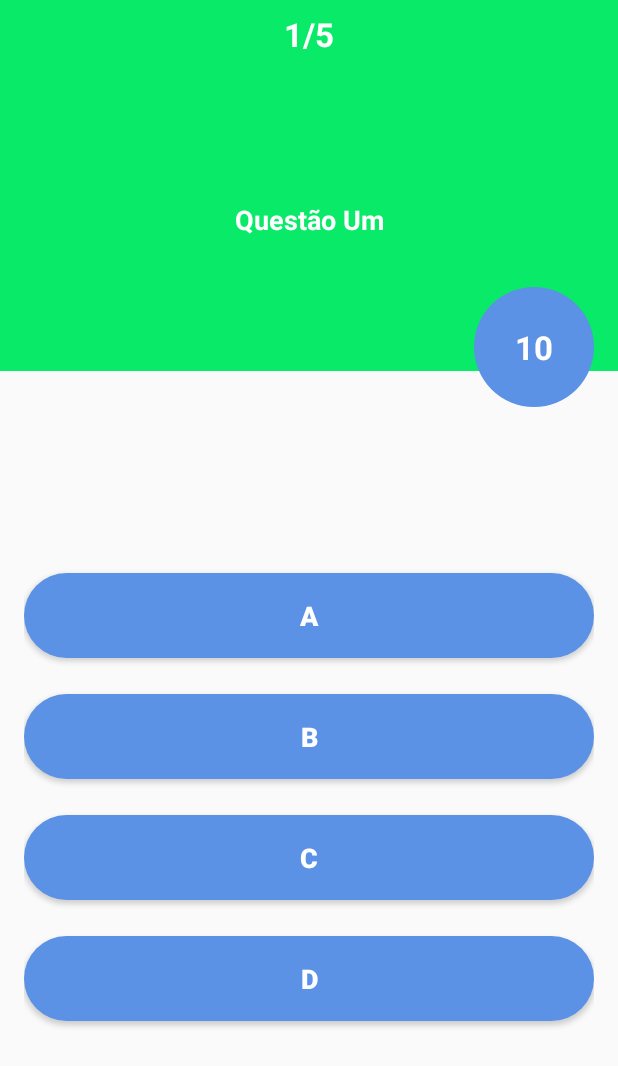
After one commit to Meu-Amigo-ECO/meuAmigoEco, an Android app: the QuestaoActivity screen opened directly, with no data from a screen before it, on a phone screen of 412 x 824 dp. The commit adds this screen. Shown: the top 1066 px of the screen. Run offline under Robolectric (Android 15) with nearby library versions, the phone set to English and light mode, and no system bars.

Commit message:
Add some new features and activities

```diff
--- /dev/null
+++ b/Meu-Amigo-Eco(Mobile)/MeuAmigoEco/app/src/main/java/com/example/meuamigoeco/Questao.java
@@ -0,0 +1,63 @@
+package com.example.meuamigoeco;
+
+public class Questao {
+    String questao, opcaoA, opcaoB, opcaoC, opcaoD;
+    int questaoCorreta;
+
+    public Questao(String questao, String opcaoA, String opcaoB, String opcaoC, String opcaoD, int questaoCorreta) {
+        this.questao = questao;
+        this.opcaoA = opcaoA;
+        this.opcaoB = opcaoB;
+        this.opcaoC = opcaoC;
+        this.opcaoD = opcaoD;
+        this.questaoCorreta = questaoCorreta;
+    }
+
+    public String getQuestao() {
+        return questao;
+    }
+
+    public void setQuestao(String questao) {
+        this.questao = questao;
+    }
+
+    public String getOpcaoA() {
+        return opcaoA;
+    }
+
+    public void setOpcaoA(String opcaoA) {
+        this.opcaoA = opcaoA;
+    }
+
+    public String getOpcaoB() {
+        return opcaoB;
+    }
+
+    public void setOpcaoB(String opcaoB) {
+        this.opcaoB = opcaoB;
+    }
+
+    public String getOpcaoC() {
+        return opcaoC;
+    }
+
+    public void setOpcaoC(String opcaoC) {
+        this.opcaoC = opcaoC;
+    }
+
+    public String getOpcaoD() {
+        return opcaoD;
+    }
+
+    public void setOpcaoD(String opcaoD) {
+        this.opcaoD = opcaoD;
+    }
+
+    public int getQuestaoCorreta() {
+        return questaoCorreta;
+    }
+
+    public void setQuestaoCorreta(int questaoCorreta) {
+        this.questaoCorreta = questaoCorreta;
+    }
+}
--- /dev/null
+++ b/Meu-Amigo-Eco(Mobile)/MeuAmigoEco/app/src/main/java/com/example/meuamigoeco/QuestaoActivity.java
@@ -0,0 +1,224 @@
+package com.example.meuamigoeco;
+
+import androidx.appcompat.app.AppCompatActivity;
+
+import android.animation.Animator;
+import android.content.Intent;
+import android.content.res.ColorStateList;
+import android.graphics.Color;
+import android.os.Bundle;
+import android.os.CountDownTimer;
+import android.os.Handler;
+import android.view.View;
+import android.view.animation.DecelerateInterpolator;
+import android.widget.Button;
+import android.widget.TextView;
+
+import org.w3c.dom.Text;
+
+import java.util.ArrayList;
+import java.util.List;
+
+public class QuestaoActivity extends AppCompatActivity implements View.OnClickListener {
+    private TextView questao, countQuestao, temporizador;
+    private Button questaoUm, questaoDois, questaoTres, questaoQuatro;
+    private List<Questao> listaQuestoes;
+    private int numeroQuestao;
+    private CountDownTimer countDown;
+
+    @Override
+    protected void onCreate(Bundle savedInstanceState) {
+        super.onCreate(savedInstanceState);
+        setContentView(R.layout.activity_questao);
+
+        questao = findViewById(R.id.questao);
+        countQuestao = findViewById(R.id.questao_number);
+        temporizador = findViewById(R.id.contador);
+
+        // Botões das questões do Quiz
+        questaoUm = findViewById(R.id.buttonUm);
+        questaoDois = findViewById(R.id.buttonDois);
+        questaoTres = findViewById(R.id.buttonTres);
+        questaoQuatro = findViewById(R.id.buttonQuatro);
+
+        questaoUm.setOnClickListener(this);
+        questaoDois.setOnClickListener(this);
+        questaoTres.setOnClickListener(this);
+        questaoQuatro.setOnClickListener(this);
+
+        getQuestaosList();
+    }
+
+    private void getQuestaosList(){
+        listaQuestoes = new ArrayList<>();
+        listaQuestoes.add(new Questao("Questão Um", "A", "B", "C", "D", 2));
+        listaQuestoes.add(new Questao("Questão Dois", "B", "B", "D", "A", 2));
+        listaQuestoes.add(new Questao("Questão Três", "C", "B", "A", "D", 2));
+        listaQuestoes.add(new Questao("Questão Quatro", "A", "D", "C", "B", 2));
+        listaQuestoes.add(new Questao("Questão Cinco", "C", "D", "A", "D", 2));
+
+        setQuestao();
+    }
+
+    private void setQuestao(){
+        temporizador.setText(String.valueOf(10));
+        questao.setText(listaQuestoes.get(0).getQuestao());
+        questaoUm.setText(listaQuestoes.get(0).getOpcaoA());
+        questaoDois.setText(listaQuestoes.get(0).getOpcaoB());
+        questaoTres.setText(listaQuestoes.get(0).getOpcaoC());
+        questaoQuatro.setText(listaQuestoes.get(0).getOpcaoD());
+
+        countQuestao.setText(String.valueOf(1) + "/" + String.valueOf(listaQuestoes.size()));
+
+        startTemporizador();
+
+        numeroQuestao = 0;
+    }
+
+    private void startTemporizador(){
+         countDown = new CountDownTimer(12000, 1000) {
+            @Override
+            public void onTick(long millisUntilFinished) {
+                if (millisUntilFinished < 10000)
+                    temporizador.setText(String.valueOf(millisUntilFinished / 1000));
+            }
+
+            @Override
+            public void onFinish() {
+                mudarQuestao();
+            }
+        };
+        // Start do temporizador
+        countDown.start();
+    }
+
+
+    @Override
+    public void onClick(View v) {
+        int opcaoSelecionada = 0;
+
+        switch (v.getId()){
+            case R.id.buttonUm:
+                opcaoSelecionada = 1;
+                break;
+            case R.id.buttonDois:
+                opcaoSelecionada = 2;
+                break;
+            case R.id.buttonTres:
+                opcaoSelecionada = 3;
+                break;
+            case R.id.buttonQuatro:
+                opcaoSelecionada = 4;
+                break;
+            default:
+                break;
+        }
+        countDown.cancel();
+        checkResposta(opcaoSelecionada, v);
+    }
+
+    private void checkResposta(int opcaoSelecionada, View v){
+        if (opcaoSelecionada == listaQuestoes.get(numeroQuestao).getQuestaoCorreta()){
+            // questão coreta
+            ((Button)v).setBackgroundTintList(ColorStateList.valueOf(Color.GREEN));
+        }
+        else {
+            // Questão incorreta
+            ((Button)v).setBackgroundTintList(ColorStateList.valueOf(Color.RED));
+            switch (listaQuestoes.get(numeroQuestao).getQuestaoCorreta()){
+                case 1:
+                    questaoUm.setBackgroundTintList(ColorStateList.valueOf(Color.GREEN));
+                    break;
+                case 2:
+                    questaoDois.setBackgroundTintList(ColorStateList.valueOf(Color.GREEN));
+                    break;
+                case 3:
+                    questaoTres.setBackgroundTintList(ColorStateList.valueOf(Color.GREEN));
+                    break;
+                case 4:
+                    questaoQuatro.setBackgroundTintList(ColorStateList.valueOf(Color.GREEN));
+                    break;
+            }
+        }
+        Handler handler = new Handler();
+        handler.postDelayed(new Runnable() {
+            @Override
+            public void run() {
+                mudarQuestao();
+            }
+        }, 2000);
+    }
+
+    private void mudarQuestao(){
+        if (numeroQuestao < listaQuestoes.size() - 1){
+            numeroQuestao++;
+
+            playAnim(questao, 0, 0);
+            playAnim(questaoUm, 0, 1);
+            playAnim(questaoDois, 0, 2);
+            playAnim(questaoTres, 0, 3);
+            playAnim(questaoQuatro, 0, 4);
+
+            countQuestao.setText(String.valueOf(numeroQuestao + 1) + "/" + String.valueOf(listaQuestoes.size()));
+            temporizador.setText(String.valueOf(10));
+            startTemporizador();
+        } else {
+            // Vá para a Activity de pontuação
+            Intent intent = new Intent(QuestaoActivity.this, PontuacaoActivity.class);
+            startActivity(intent);
+            QuestaoActivity.this.finish();
+        }
+    }
+
+    private void playAnim(View v, final int value, int numeroView){
+        v.animate().alpha(value)
+                .scaleX(value).setDuration(500)
+                .setDuration(100)
+                .setInterpolator(new DecelerateInterpolator())
+                .setListener(new Animator.AnimatorListener() {
+                    @Override
+                    public void onAnimationStart(Animator animation) {
+
+                    }
+
+                    @Override
+                    public void onAnimationEnd(Animator animation) {
+                        if (value == 0) {
+                            switch (numeroView){
+                                case 0:
+                                    ((TextView)v).setText(listaQuestoes.get(numeroQuestao).getQuestao());
+                                    break;
+                                case 1:
+                                    ((Button)v).setText(listaQuestoes.get(numeroQuestao).getOpcaoA());
+                                    break;
+                                case 2:
+                                    ((Button)v).setText(listaQuestoes.get(numeroQuestao).getOpcaoB());
+                                    break;
+                                case 3:
+                                    ((Button)v).setText(listaQuestoes.get(numeroQuestao).getOpcaoC());
+                                    break;
+                                case 4:
+                                    ((Button)v).setText(listaQuestoes.get(numeroQuestao).getOpcaoD());
+                                    break;
+                            }
+
+                            if (numeroView != 0)
+                                ((Button)v).setBackgroundTintList(ColorStateList.valueOf(Color.parseColor("#5b92e5")));
+
+                            playAnim(v, 1, numeroView);
+                        }
+                    }
+
+                    @Override
+                    public void onAnimationCancel(Animator animation) {
+
+                    }
+
+                    @Override
+                    public void onAnimationRepeat(Animator animation) {
+
+                    }
+                });
+
+    }
+}
--- a/Meu-Amigo-Eco(Mobile)/MeuAmigoEco/app/src/main/res/layout/activity_main.xml
+++ b/Meu-Amigo-Eco(Mobile)/MeuAmigoEco/app/src/main/res/layout/activity_main.xml
@@ -58,6 +58,7 @@
         android:layout_marginTop="32dp"
         android:layout_marginEnd="32dp"
         android:text="Torne o mundo em um lugar mais vivo e feliz :)"
+        android:textSize="17sp"
         app:layout_constraintEnd_toEndOf="parent"
         app:layout_constraintStart_toStartOf="parent"
         app:layout_constraintTop_toBottomOf="@+id/txtTitulo" />
--- /dev/null
+++ b/Meu-Amigo-Eco(Mobile)/MeuAmigoEco/app/src/main/res/layout/activity_questao.xml
@@ -0,0 +1,130 @@
+<?xml version="1.0" encoding="utf-8"?>
+<androidx.constraintlayout.widget.ConstraintLayout xmlns:android="http://schemas.android.com/apk/res/android"
+    xmlns:app="http://schemas.android.com/apk/res-auto"
+    xmlns:tools="http://schemas.android.com/tools"
+    android:layout_width="match_parent"
+    android:layout_height="match_parent"
+    tools:context=".QuestaoActivity">
+
+    <LinearLayout
+        android:id="@+id/linearLayout"
+        android:layout_width="0dp"
+        android:layout_height="wrap_content"
+        android:background="@color/primaryColor"
+        android:orientation="vertical"
+        app:layout_constraintEnd_toEndOf="parent"
+        app:layout_constraintStart_toStartOf="parent"
+        app:layout_constraintTop_toTopOf="parent">
+
+        <TextView
+            android:id="@+id/questao_number"
+            android:layout_width="match_parent"
+            android:layout_height="wrap_content"
+            android:gravity="center"
+            android:padding="8dp"
+            android:text="1/10"
+            android:textColor="@color/white"
+            android:textSize="22sp"
+            android:textStyle="bold" />
+
+        <TextView
+            android:id="@+id/questao"
+            android:layout_width="match_parent"
+            android:layout_height="170dp"
+            android:layout_margin="16dp"
+            android:gravity="center"
+            android:text="Questão"
+            android:textColor="@color/white"
+            android:textSize="18sp"
+            android:textStyle="bold" />
+    </LinearLayout>
+
+    <LinearLayout
+        android:id="@+id/linearLayout2"
+        android:layout_width="0dp"
+        android:layout_height="0dp"
+        android:layout_marginStart="16dp"
+        android:layout_marginTop="32dp"
+        android:layout_marginEnd="16dp"
+        android:layout_marginBottom="16dp"
+        android:gravity="center"
+        android:orientation="vertical"
+        app:layout_constraintBottom_toBottomOf="parent"
+        app:layout_constraintEnd_toEndOf="parent"
+        app:layout_constraintStart_toStartOf="parent"
+        app:layout_constraintTop_toBottomOf="@+id/linearLayout">
+
+        <Button
+            android:id="@+id/buttonUm"
+            android:layout_width="match_parent"
+            android:layout_height="wrap_content"
+            android:layout_marginBottom="24dp"
+            android:background="@drawable/round_button_corner"
+            android:backgroundTint="@color/secundaryColor"
+            android:elevation="3dp"
+            android:padding="16dp"
+            android:text="Opção 1"
+            android:textColor="@color/white"
+            android:textSize="18sp"
+            android:textStyle="bold" />
+
+        <Button
+            android:id="@+id/buttonDois"
+            android:layout_width="match_parent"
+            android:layout_height="wrap_content"
+            android:layout_marginBottom="24dp"
+            android:background="@drawable/round_button_corner"
+            android:backgroundTint="@color/secundaryColor"
+            android:elevation="3dp"
+            android:padding="16dp"
+            android:text="Opção 1"
+            android:textColor="@color/white"
+            android:textSize="18sp"
+            android:textStyle="bold" />
+
+        <Button
+            android:id="@+id/buttonTres"
+            android:layout_width="match_parent"
+            android:layout_height="wrap_content"
+            android:layout_marginBottom="24dp"
+            android:background="@drawable/round_button_corner"
+            android:backgroundTint="@color/secundaryColor"
+            android:elevation="3dp"
+            android:padding="16dp"
+            android:text="Opção 1"
+            android:textColor="@color/white"
+            android:textSize="18sp"
+            android:textStyle="bold" />
+
+        <Button
+            android:id="@+id/buttonQuatro"
+            android:layout_width="match_parent"
+            android:layout_height="wrap_content"
+            android:layout_marginBottom="24dp"
+            android:background="@drawable/round_button_corner"
+            android:backgroundTint="@color/secundaryColor"
+            android:elevation="3dp"
+            android:padding="16dp"
+            android:text="Opção 1"
+            android:textColor="@color/white"
+            android:textSize="18sp"
+            android:textStyle="bold" />
+
+    </LinearLayout>
+
+    <TextView
+        android:id="@+id/contador"
+        android:layout_width="80dp"
+        android:layout_height="80dp"
+        android:layout_marginEnd="16dp"
+        android:layout_marginBottom="8dp"
+        android:text="10"
+        android:textColor="@color/white"
+        android:textSize="22sp"
+        android:textStyle="bold"
+        android:gravity="center"
+        android:background="@drawable/round_button_corner"
+        android:backgroundTint="@color/secundaryColor"
+        app:layout_constraintBottom_toTopOf="@+id/linearLayout2"
+        app:layout_constraintEnd_toEndOf="parent" />
+</androidx.constraintlayout.widget.ConstraintLayout>
--- a/Meu-Amigo-Eco(Mobile)/MeuAmigoEco/app/src/main/res/layout/activity_splash_screen.xml
+++ b/Meu-Amigo-Eco(Mobile)/MeuAmigoEco/app/src/main/res/layout/activity_splash_screen.xml
@@ -12,7 +12,7 @@
         android:layout_width="wrap_content"
         android:layout_height="wrap_content"
         android:layout_marginBottom="32dp"
-        android:text="Bem-vindo"
+        android:text="Plantando sementes..."
         android:textColor="@color/white"
         android:textSize="32sp"
         android:textStyle="bold"
```
Also changed, not shown: Meu-Amigo-Eco(Mobile)/MeuAmigoEco/app/src/main/AndroidManifest.xml (+9 -0 lines), Meu-Amigo-Eco(Mobile)/MeuAmigoEco/app/src/main/java/com/example/meuamigoeco/AdapterCaregoria.java (+10 -0 lines), Meu-Amigo-Eco(Mobile)/MeuAmigoEco/app/src/main/java/com/example/meuamigoeco/PontuacaoActivity.java (added, +14 -0 lines), Meu-Amigo-Eco(Mobile)/MeuAmigoEco/app/src/main/java/com/example/meuamigoeco/SetsActivity.java (added, +38 -0 lines), Meu-Amigo-Eco(Mobile)/MeuAmigoEco/app/src/main/java/com/example/meuamigoeco/SetsAdapter.java (added, +53 -0 lines), Meu-Amigo-Eco(Mobile)/MeuAmigoEco/app/src/main/res/layout/activity_pontuacao.xml (added, +9 -0 lines), Meu-Amigo-Eco(Mobile)/MeuAmigoEco/app/src/main/res/layout/activity_sets.xml (added, +38 -0 lines), Meu-Amigo-Eco(Mobile)/MeuAmigoEco/app/src/main/res/layout/set_item_layout.xml (added, +18 -0 lines).
